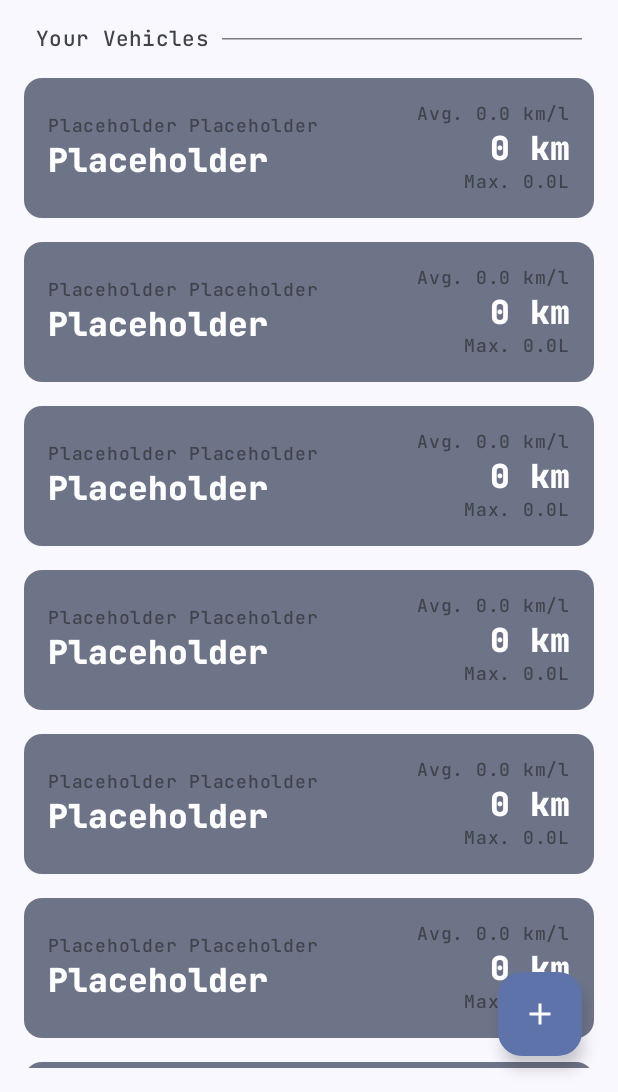
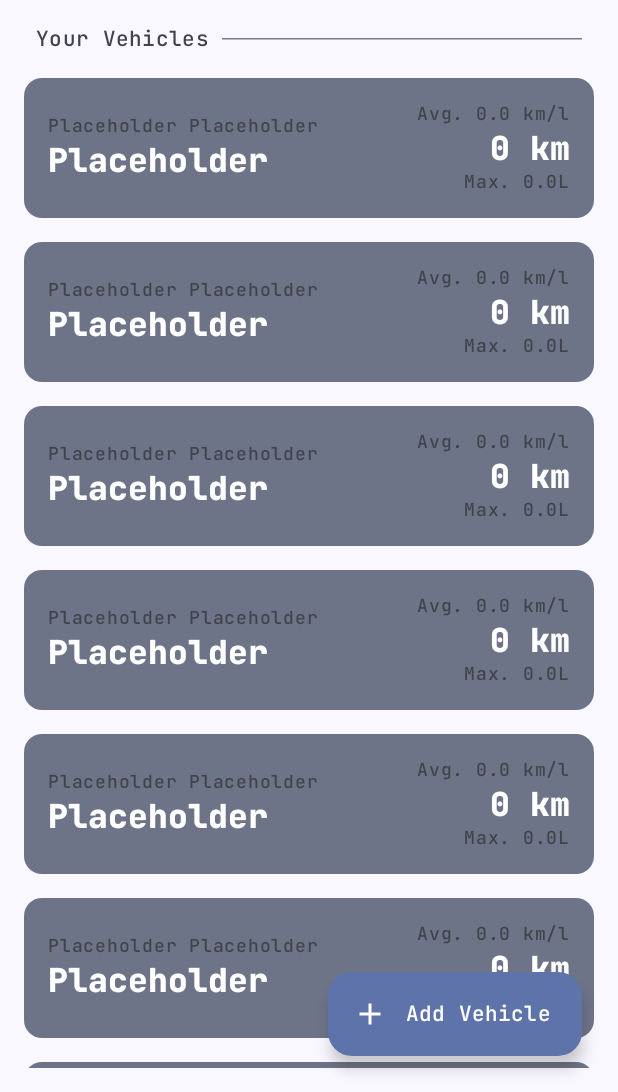
Before and after one commit to Reishandy/Android-Fuel-Tracker, an Android app built with Jetpack Compose: the HOME screen opened through its navigation route, on a phone screen of 412 x 824 dp, the part 144-1236 px from its top. Run offline under Robolectric (Android 15) with nearby library versions, the phone set to English and light mode, and no system bars.

Commit message:
Add VehicleFormBottomSheet component and integrate with home screen

```diff
--- a/app/src/main/java/id/reishandy/fueltracker/ui/view/Home.kt
+++ b/app/src/main/java/id/reishandy/fueltracker/ui/view/Home.kt
@@ -4,19 +4,30 @@ import androidx.compose.foundation.layout.Arrangement
 import androidx.compose.foundation.layout.Box
 import androidx.compose.foundation.layout.Column
 import androidx.compose.foundation.layout.Row
+import androidx.compose.foundation.layout.Spacer
 import androidx.compose.foundation.layout.fillMaxSize
 import androidx.compose.foundation.layout.fillMaxWidth
 import androidx.compose.foundation.layout.padding
 import androidx.compose.foundation.lazy.LazyColumn
 import androidx.compose.material.icons.Icons
 import androidx.compose.material.icons.filled.Add
+import androidx.compose.material3.Button
+import androidx.compose.material3.ExperimentalMaterial3Api
+import androidx.compose.material3.ExtendedFloatingActionButton
 import androidx.compose.material3.FloatingActionButton
 import androidx.compose.material3.HorizontalDivider
 import androidx.compose.material3.Icon
 import androidx.compose.material3.MaterialTheme
+import androidx.compose.material3.ModalBottomSheet
 import androidx.compose.material3.Surface
 import androidx.compose.material3.Text
+import androidx.compose.material3.rememberModalBottomSheetState
 import androidx.compose.runtime.Composable
+import androidx.compose.runtime.mutableStateOf
+import androidx.compose.runtime.remember
+import androidx.compose.runtime.getValue
+import androidx.compose.runtime.setValue
+import androidx.compose.runtime.rememberCoroutineScope
 import androidx.compose.ui.Alignment
 import androidx.compose.ui.Modifier
 import androidx.compose.ui.res.dimensionResource
@@ -25,14 +36,26 @@ import androidx.compose.ui.text.style.TextAlign
 import androidx.compose.ui.tooling.preview.Preview
 import id.reishandy.fueltracker.R
 import id.reishandy.fueltracker.ui.component.HomeHeader
+import id.reishandy.fueltracker.ui.component.VehicleFormBottomSheet
 import id.reishandy.fueltracker.ui.component.VehicleItem
 import id.reishandy.fueltracker.ui.theme.FuelTrackerTheme
+import kotlinx.coroutines.launch
 
+@OptIn(ExperimentalMaterial3Api::class)
 @Composable
 fun Home(
     modifier: Modifier = Modifier,
-    onAddButtonClick: () -> Unit = { }
+    onFloatingButtonClick: () -> Unit = { },
 ) {
+    // TODO: Move to ui state?
+    var showSheet by remember { mutableStateOf(false) }
+    val scope = rememberCoroutineScope()
+    val sheetState = rememberModalBottomSheetState(
+        skipPartiallyExpanded = true
+    )
+
+    // TODO: Receive list of vehicles from ViewModel
+    // TODO: Handle Login
     Box(
         modifier = modifier
             .fillMaxSize()
@@ -66,6 +89,8 @@ fun Home(
                     VehicleItem()
                 }
 
+
+                // TODO: Show this when list is empty
                 item {
                     Text(
                         text = stringResource(R.string.nothing_to_see_here),
@@ -76,20 +101,49 @@ fun Home(
                         textAlign = TextAlign.Center
                     )
                 }
+
+                item {
+                    Spacer(
+                        modifier = Modifier
+                            .padding(bottom = dimensionResource(R.dimen.bottom_spacer))
+                            .fillMaxWidth()
+                    )
+                }
             }
         }
 
-        FloatingActionButton(
-            onClick = onAddButtonClick,
+        ExtendedFloatingActionButton(
+            onClick = {
+                scope.launch {
+                    showSheet = true
+                    sheetState.show()
+                }
+            },
             modifier = Modifier
                 .align(Alignment.BottomEnd)
-                .padding(dimensionResource(R.dimen.padding_small))
-        ) {
-            Icon(
-                imageVector = Icons.Default.Add,
-                contentDescription = stringResource(R.string.fab_icon)
-            )
-        }
+                .padding(dimensionResource(R.dimen.padding_small)),
+            icon = {
+                Icon(
+                    imageVector = Icons.Default.Add,
+                    contentDescription = stringResource(R.string.fab_icon)
+                )
+            },
+            text = { Text(text = "Add Vehicle") },
+        )
+
+        VehicleFormBottomSheet(
+            onDismissRequest = {
+                showSheet = false
+            },
+            onCloseButtonClick = {
+                scope.launch {
+                    sheetState.hide()
+                    showSheet = false
+                }
+            },
+            sheetState = sheetState,
+            showSheet = showSheet
+        )
     }
 }
 
--- a/app/src/main/res/values/dimens.xml
+++ b/app/src/main/res/values/dimens.xml
@@ -1,5 +1,7 @@
 <?xml version="1.0" encoding="utf-8"?>
 <resources>
+    <dimen name="bottom_spacer">64dp</dimen>
+
     <dimen name="padding_large">24dp</dimen>
     <dimen name="padding_medium">16dp</dimen>
     <dimen name="padding_small">8dp</dimen>
```
Also changed, not shown: app/src/main/java/id/reishandy/fueltracker/ui/component/VehicleFormBottomSheet.kt (added, +65 -0 lines).
